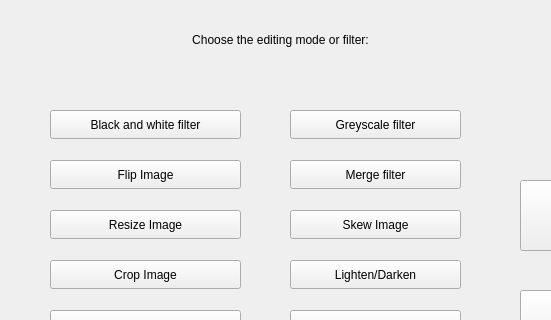
Ezay06/Qt_Filter, file mainwindow.ui: the form before one commit; both pictures show x 0 to 551 and y 0 to 320 of the 1156 by 733 pixel window.
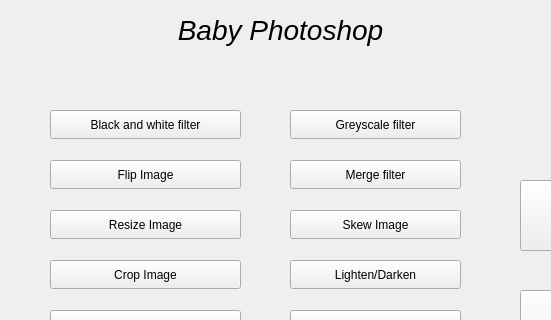
The form after the commit. The open tabs and pages were chosen to show the change.

```diff
--- a/mainwindow.ui
+++ b/mainwindow.ui
@@ -46,13 +46,22 @@
       <property name="geometry">
        <rect>
         <x>90</x>
-        <y>30</y>
+        <y>-1</y>
         <width>381</width>
-        <height>20</height>
+        <height>61</height>
        </rect>
       </property>
+      <property name="font">
+       <font>
+        <pointsize>21</pointsize>
+        <italic>true</italic>
+        <underline>false</underline>
+        <strikeout>false</strikeout>
+        <fontweight>Black</fontweight>
+       </font>
+      </property>
       <property name="text">
-       <string>Choose the editing mode or filter:</string>
+       <string>Baby Photoshop</string>
       </property>
       <property name="alignment">
        <set>Qt::AlignCenter</set>
```
Left out of the diff: 16 changed lines with no effect on the pictures.
